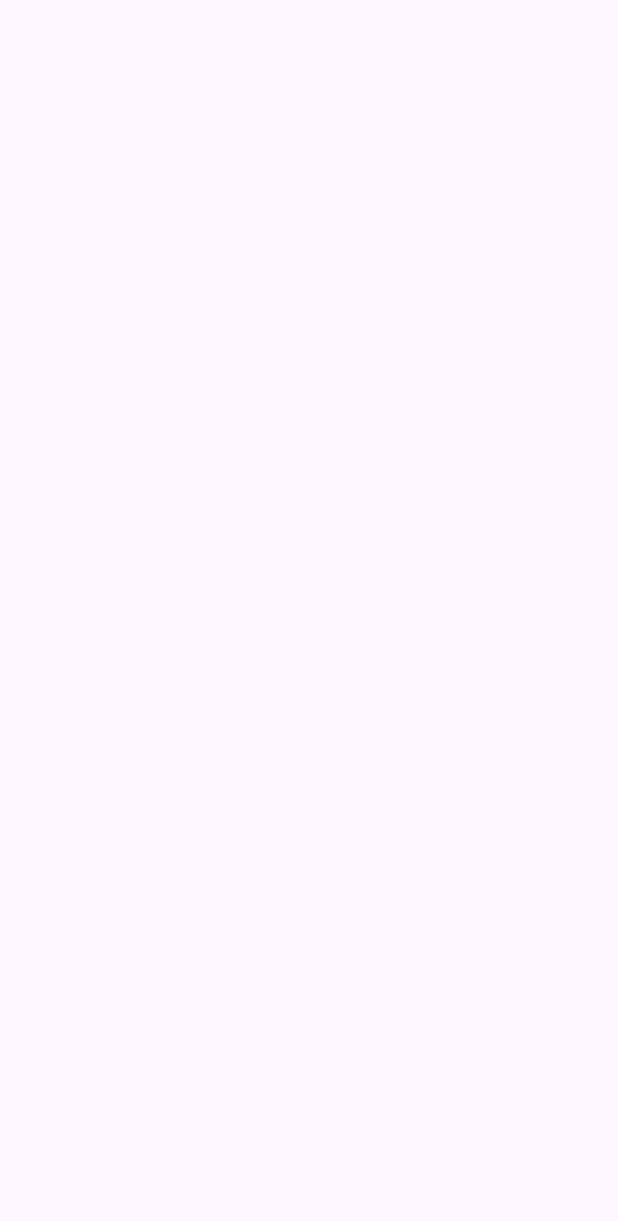
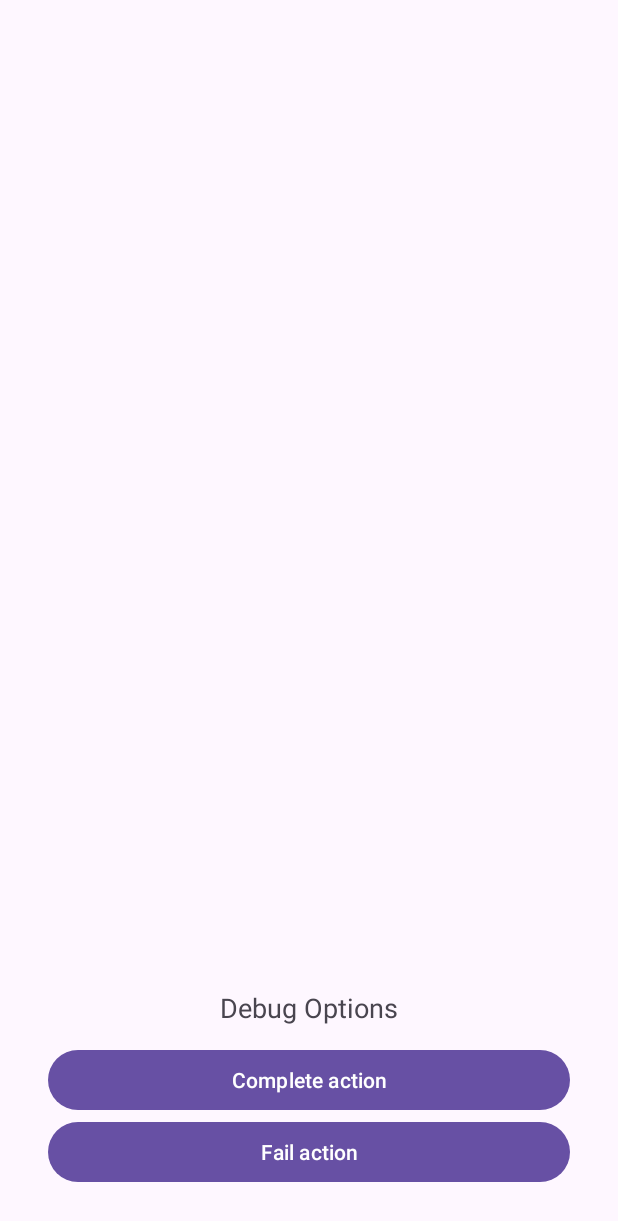
Before and after one commit to franopx/Lab1DispMoviles, an Android app: the SoloGame screen opened directly, with no data from a screen before it, on a phone screen of 412 x 824 dp. Before the commit the part shown is empty. Shown: the top 1221 px of the screen. Run offline under Robolectric (Android 15) with nearby library versions, the phone set to English and light mode, and no system bars.

Commit message:
add background music file and solo game events

```diff
--- a/app/src/main/java/com/example/appdispmoviles/SoloGame.kt
+++ b/app/src/main/java/com/example/appdispmoviles/SoloGame.kt
@@ -1,11 +1,39 @@
 package com.example.appdispmoviles
 
+import android.media.MediaPlayer
 import androidx.appcompat.app.AppCompatActivity
 import android.os.Bundle
+import android.view.GestureDetector
+import android.view.MotionEvent
+import android.view.View
 
 class SoloGame : AppCompatActivity() {
+
+    private lateinit var backgroundMusic: MediaPlayer
+    private lateinit var winSound: MediaPlayer
+    private lateinit var failSound: MediaPlayer
+
     override fun onCreate(savedInstanceState: Bundle?) {
         super.onCreate(savedInstanceState)
         setContentView(R.layout.activity_solo_game)
+
+        backgroundMusic = MediaPlayer.create(this, R.raw.background_music)
+    }
+
+    public fun onClearButtonClick(view: View?)
+    {
+
+    }
+
+    inner class GestureListener : GestureDetector.SimpleOnGestureListener() {
+        override fun onFling(
+            e1: MotionEvent?,
+            e2: MotionEvent,
+            velocityX: Float,
+            velocityY: Float
+        ): Boolean
+        {
+            return false
+        }
     }
 }
--- a/app/src/main/res/layout/activity_solo_game.xml
+++ b/app/src/main/res/layout/activity_solo_game.xml
@@ -6,4 +6,36 @@
     android:layout_height="match_parent"
     tools:context=".SoloGame">
 
+    <LinearLayout
+        android:layout_width="match_parent"
+        android:layout_height="match_parent"
+        android:gravity="bottom|center_horizontal"
+        android:orientation="vertical"
+        android:padding="32dp"
+        app:layout_constraintBottom_toBottomOf="parent"
+        app:layout_constraintEnd_toEndOf="parent"
+        app:layout_constraintStart_toStartOf="parent"
+        app:layout_constraintTop_toTopOf="parent">
+
+        <TextView
+            android:id="@+id/debugText"
+            android:layout_width="match_parent"
+            android:layout_height="wrap_content"
+            android:padding="12dp"
+            android:text="@string/debug_screen"
+            android:textAlignment="center"
+            android:textAppearance="@style/TextAppearance.AppCompat.Medium" />
+
+        <Button
+            android:id="@+id/clearButton"
+            android:layout_width="match_parent"
+            android:layout_height="wrap_content"
+            android:text="@string/clear_button" />
+
+        <Button
+            android:id="@+id/failButton"
+            android:layout_width="match_parent"
+            android:layout_height="wrap_content"
+            android:text="@string/fail_button" />
+    </LinearLayout>
 </androidx.constraintlayout.widget.ConstraintLayout>
--- a/app/src/main/res/values/strings.xml
+++ b/app/src/main/res/values/strings.xml
@@ -26,11 +26,19 @@
     <string name="category_general">General Administrators</string>
     <string name="default_config">Set preferences to default</string>
     <string name="sure_dialog">Are you sure?</string>
+
     <!-- Pantalla acerca de -->
     <string name="about_text">This is the android adaptation of the popular Hasbro\'s game Bop It!</string>
     <string name="about_howtoplay">To play this game follow quickly the instructions shown on the screen to
     score a point, the game gets progressively faster and ends when you don\'t do the action in time.</string>
     <string name="about_credits">Developer: Francisco Galeno</string>
+
+    <!-- Pantalla de juego -->
+    <string name="clear_button">Complete action</string>
+    <string name="fail_button">Fail action</string>
+    <string name="debug_screen">Debug Options</string>
+
+
     <!-- Strings used for fragments for navigation -->
     <string name="first_fragment_label">First Fragment</string>
     <string name="second_fragment_label">Second Fragment</string>
```
Also changed, not shown: 1 other file.
